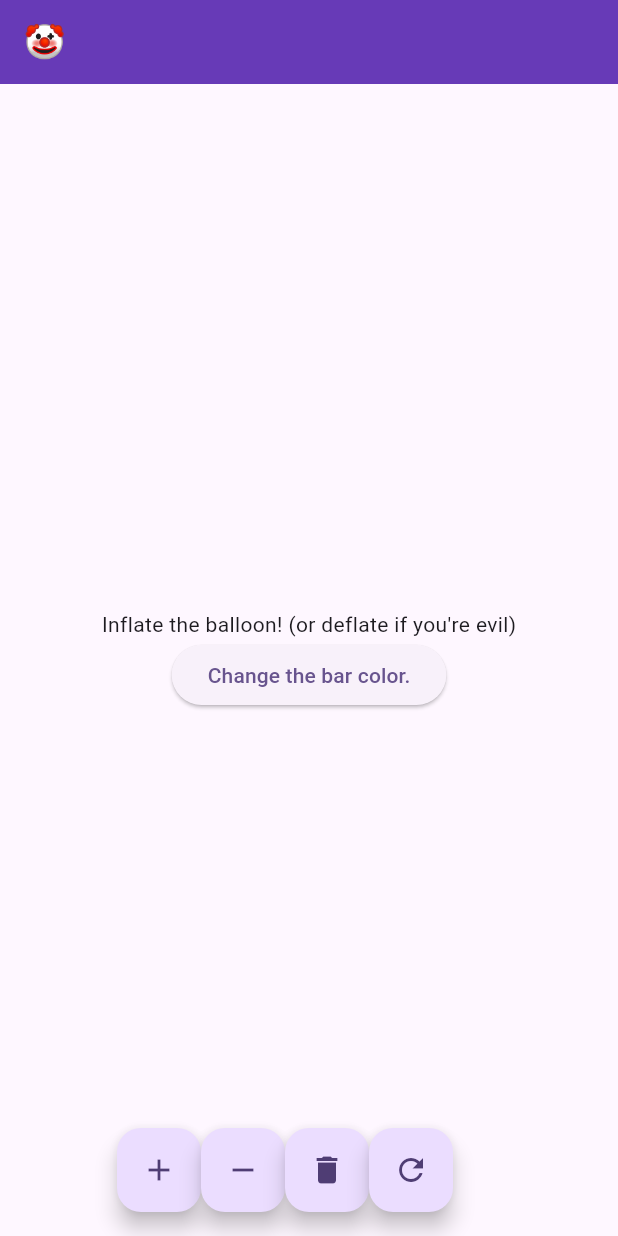
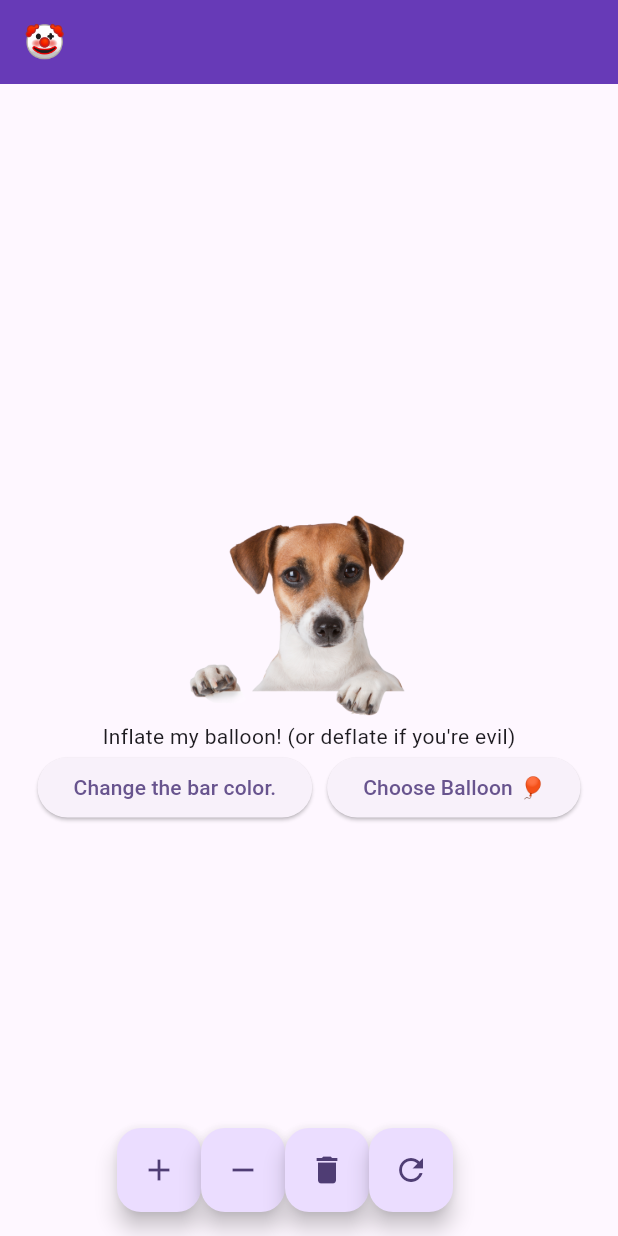
Before and after one commit to JaredArrowood/group-app-repo, a Flutter app: the screen it shows after launch, on a phone screen of 412 x 824 dp. Run offline on Flutter 3.47's test engine with Material 3 defaults, Android fonts, the phone set to English and light mode, and no system bars; our stand-ins replace confetti.

Commit message:
Added Balloon Picker Page

```diff
--- a/lib/main.dart
+++ b/lib/main.dart
@@ -36,6 +36,8 @@ class _MyHomePageState extends State<MyHomePage> {
   bool _isPopped = false;
   late ConfettiController _confettiController;
 
+  String _balloonIcon = '🎈'; // Default balloon icon
+
   List<Color> colors = [
     Colors.red,
     Colors.blue,
@@ -58,7 +60,7 @@ class _MyHomePageState extends State<MyHomePage> {
   void initState() {
     super.initState();
     _confettiController =
-        ConfettiController(duration: const Duration(microseconds: 200));
+        ConfettiController(duration: const Duration(milliseconds: 700));
   }
 
   @override
@@ -114,6 +116,23 @@ class _MyHomePageState extends State<MyHomePage> {
     _confettiController.stop();
   }
 
+  /// Navigate to the Balloon Selection Page and update the balloon icon
+  void _navigateToBalloonSelection() async {
+    final selectedBalloon = await Navigator.push(
+      context,
+      MaterialPageRoute(
+        builder: (context) =>
+            BalloonSelectionPage(currentBalloon: _balloonIcon),
+      ),
+    );
+
+    if (selectedBalloon != null) {
+      setState(() {
+        _balloonIcon = selectedBalloon;
+      });
+    }
+  }
+
   @override
   Widget build(BuildContext context) {
     return Scaffold(
@@ -127,16 +146,22 @@ class _MyHomePageState extends State<MyHomePage> {
           Column(
             mainAxisAlignment: MainAxisAlignment.center,
             children: <Widget>[
+              Image.asset(
+                'assets/doggie.png',
+                width: 200,
+                height: 150,
+                fit: BoxFit.contain,
+              ),
               _counter < 20 && !_isPopped
                   ? const Text(
-                      'Inflate the balloon! (or deflate if you\'re evil)',
+                      'Inflate my balloon! (or deflate if you\'re evil)',
                     )
                   : const Text(
-                      'NOOO YOU POPPED THE BALLOON!',
+                      'NOOO YOU POPPED MY BALLOON!',
                     ),
               _counter < 20 && !_isPopped
                   ? Text(
-                      '🎈',
+                      _balloonIcon,
                       style: TextStyle(fontSize: _counter * 10.0),
                     )
                   : const Text(
@@ -151,7 +176,12 @@ class _MyHomePageState extends State<MyHomePage> {
                       _setAppBarColor();
                     }),
                     child: const Text("Change the bar color."),
-                  )
+                  ),
+                  const SizedBox(width: 10),
+                  ElevatedButton(
+                    onPressed: _navigateToBalloonSelection,
+                    child: const Text("Choose Balloon 🎈"),
+                  ),
                 ],
               ),
             ],
@@ -196,3 +226,35 @@ class _MyHomePageState extends State<MyHomePage> {
     );
   }
 }
+
+// Balloon Picker Page
+class BalloonSelectionPage extends StatelessWidget {
+  final String currentBalloon;
+
+  const BalloonSelectionPage({super.key, required this.currentBalloon});
+
+  @override
+  Widget build(BuildContext context) {
+    List<String> balloons = ['🎈', '🎃', '🎁', '⚽', '💡', '🍎'];
+
+    return Scaffold(
+      appBar: AppBar(title: const Text("Select a Balloon")),
+      body: ListView(
+        children: balloons.map((balloon) {
+          return ListTile(
+            title: Text(
+              balloon,
+              style: const TextStyle(fontSize: 40),
+            ),
+            trailing: currentBalloon == balloon
+                ? const Icon(Icons.check, color: Colors.green)
+                : null,
+            onTap: () {
+              Navigator.pop(context, balloon);
+            },
+          );
+        }).toList(),
+      ),
+    );
+  }
+}
--- a/pubspec.yaml
+++ b/pubspec.yaml
@@ -52,6 +52,8 @@ dev_dependencies:
 
 # The following section is specific to Flutter packages.
 flutter:
+  assets:
+    - assets/doggie.png
   # The following line ensures that the Material Icons font is
   # included with your application, so that you can use the icons in
   # the material Icons class.
```
Also changed, not shown: assets/doggie.png (added).
